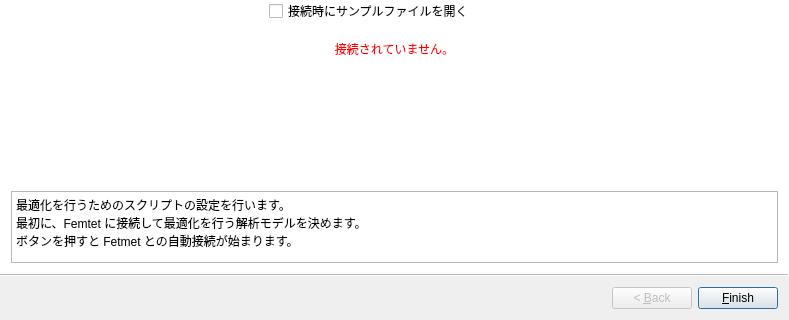
Above: pyfemtet_opt_gui/ui/Wizard_main.ui from pyfemtet/pyfemtet-opt-gui before the change; both pictures show x 0 to 789 and y 250 to 570 of the 789 by 570 pixel window. Below: the same form after it.
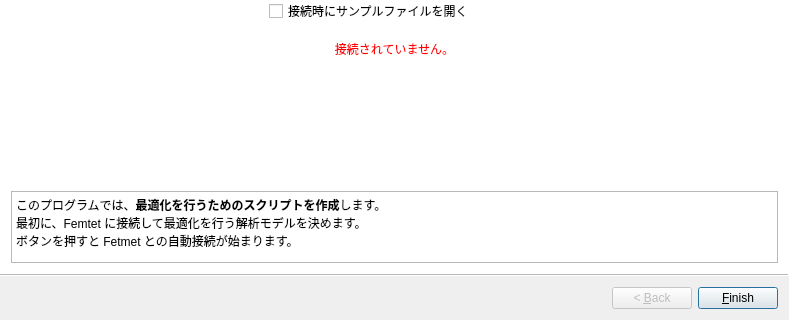
That is the form after the change.

The edit to the form file:
```diff
--- a/pyfemtet_opt_gui/ui/Wizard_main.ui
+++ b/pyfemtet_opt_gui/ui/Wizard_main.ui
@@ -109,7 +109,7 @@
 li.unchecked::marker { content: &quot;\2610&quot;; }
 li.checked::marker { content: &quot;\2612&quot;; }
 &lt;/style&gt;&lt;/head&gt;&lt;body style=&quot; font-family:'Yu Gothic UI'; font-size:9pt; font-weight:400; font-style:normal;&quot;&gt;
-&lt;p style=&quot; margin-top:0px; margin-bottom:0px; margin-left:0px; margin-right:0px; -qt-block-indent:0; text-indent:0px;&quot;&gt;最適化を行うためのスクリプトの設定を行います。&lt;br /&gt;最初に、Femtet に接続して最適化を行う解析モデルを決めます。&lt;br /&gt;ボタンを押すと Fetmet との自動接続が始まります。&lt;/p&gt;&lt;/body&gt;&lt;/html&gt;</string>
+&lt;p style=&quot; margin-top:0px; margin-bottom:0px; margin-left:0px; margin-right:0px; -qt-block-indent:0; text-indent:0px;&quot;&gt;このプログラムでは、&lt;span style=&quot; font-weight:700;&quot;&gt;最適化を行うためのスクリプトを作成&lt;/span&gt;します。&lt;br /&gt;最初に、Femtet に接続して最適化を行う解析モデルを決めます。&lt;br /&gt;ボタンを押すと Fetmet との自動接続が始まります。&lt;/p&gt;&lt;/body&gt;&lt;/html&gt;</string>
       </property>
      </widget>
     </item>
```
Left out of the diff: 6 changed lines with no effect on the pictures.
